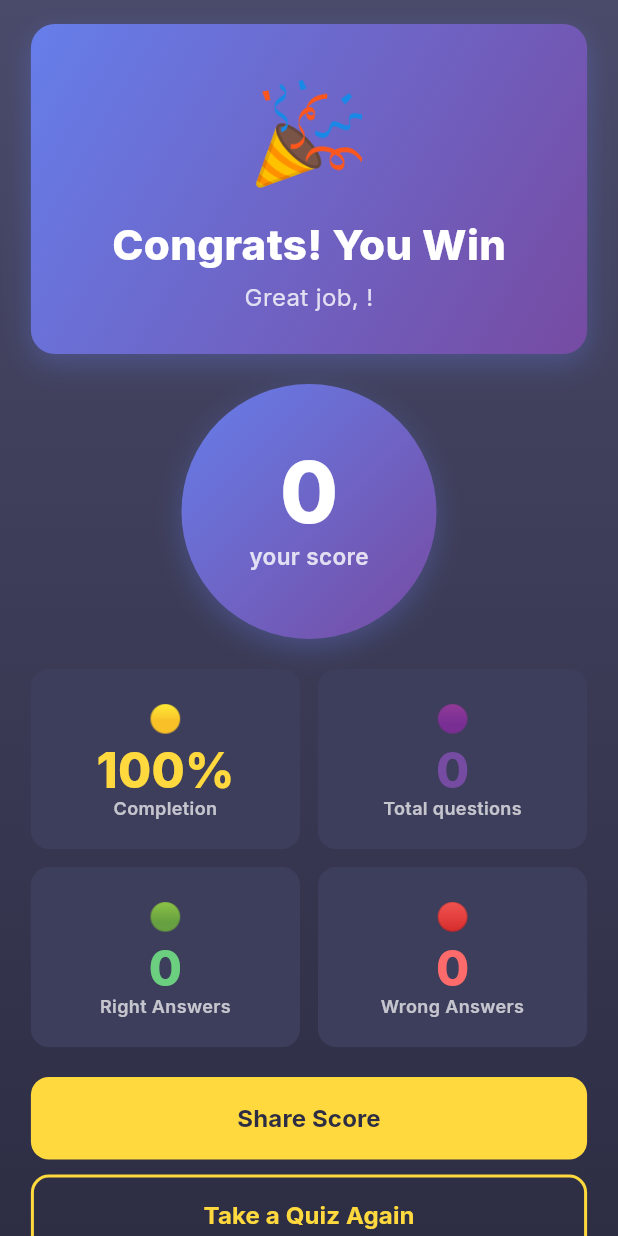
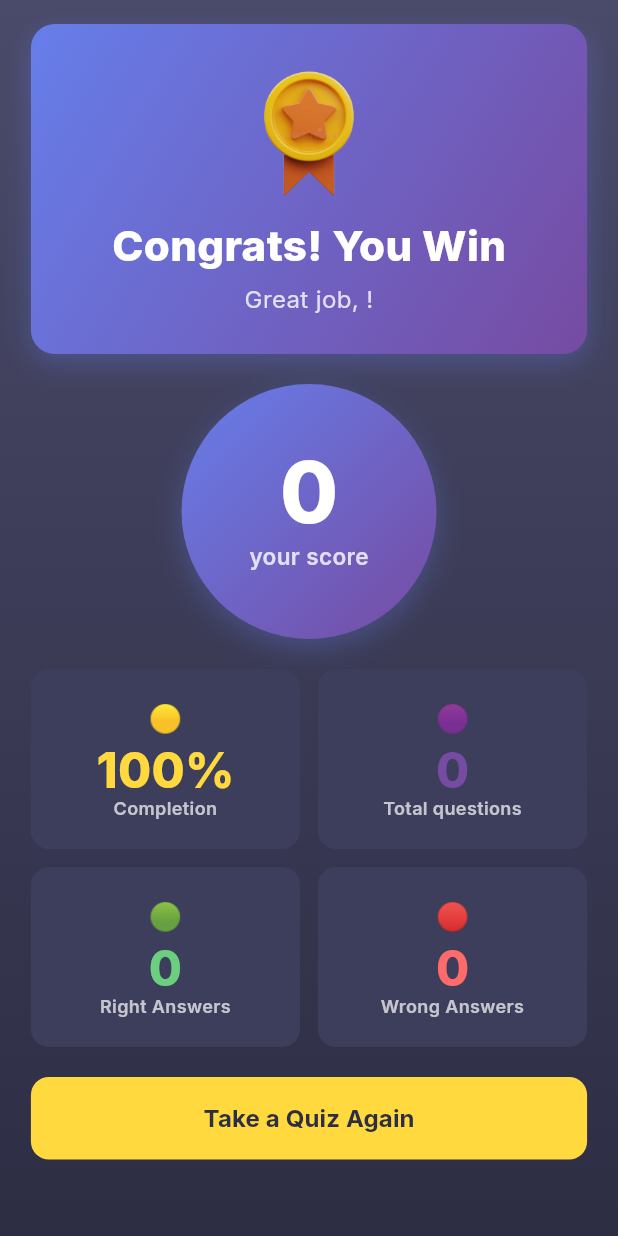
Before and after one commit to Ferarineyesh/231401095_Ferarine_UTS_PM4, a Flutter app: the ResultScreen screen opened by its route, on a phone screen of 412 x 824 dp. Run offline on Flutter 3.47's test engine with Material 3 defaults, Android fonts, the phone set to English and light mode, and no system bars.

Commit message:
revisi result

```diff
--- a/quiz_application/lib/screens/result_screens.dart
+++ b/quiz_application/lib/screens/result_screens.dart
@@ -68,7 +68,7 @@ class _ResultScreenState extends State<ResultScreen>
   void _retakeQuiz() {
     Navigator.pushNamedAndRemoveUntil(
       context,
-      '/',
+      '/quiz',
       (route) => false,
     );
   }
@@ -179,12 +179,11 @@ class _ResultScreenState extends State<ResultScreen>
             children: [
               ScaleTransition(
                 scale: _scaleAnimation,
-                child: Text(
-                  '🎉',
-                  style: TextStyle(
-                    fontSize:
-                        isVerySmallScreen ? 40 : (isSmallScreen ? 50 : 65),
-                  ),
+                child: Image.asset(
+                  'assets/images/scores.png',
+                  width: isVerySmallScreen ? 60 : (isSmallScreen ? 75 : 95),
+                  height: isVerySmallScreen ? 60 : (isSmallScreen ? 75 : 95),
+                  fit: BoxFit.contain,
                 ),
               ),
               SizedBox(height: isVerySmallScreen ? 4 : 8),
@@ -446,20 +445,10 @@ class _ResultScreenState extends State<ResultScreen>
     final buttonPadding = isVerySmallScreen ? 14.0 : 16.0;
     final fontSize = isVerySmallScreen ? 15.0 : 16.0;
 
-    return Column(
-      children: [
-        SizedBox(
+    return SizedBox(
       width: double.infinity,
       child: ElevatedButton(
-            onPressed: () {
-              ScaffoldMessenger.of(context).showSnackBar(
-                const SnackBar(
-                  content: Text('Share feature coming soon!'),
-                  backgroundColor: Color(0xFF667eea),
-                  duration: Duration(seconds: 2),
-                ),
-              );
-            },
+        onPressed: _retakeQuiz,
         style: ElevatedButton.styleFrom(
           backgroundColor: const Color(0xFFffd93d),
           foregroundColor: const Color(0xFF2d2d44),
@@ -470,31 +459,6 @@ class _ResultScreenState extends State<ResultScreen>
           elevation: 0,
         ),
         child: Text(
-              'Share Score',
-              style: TextStyle(
-                fontSize: fontSize,
-                fontWeight: FontWeight.w700,
-              ),
-            ),
-          ),
-        ),
-        const SizedBox(height: 10),
-        SizedBox(
-          width: double.infinity,
-          child: OutlinedButton(
-            onPressed: _retakeQuiz,
-            style: OutlinedButton.styleFrom(
-              foregroundColor: const Color(0xFFffd93d),
-              side: const BorderSide(
-                color: Color(0xFFffd93d),
-                width: 2,
-              ),
-              padding: EdgeInsets.symmetric(vertical: buttonPadding),
-              shape: RoundedRectangleBorder(
-                borderRadius: BorderRadius.circular(12),
-              ),
-            ),
-            child: Text(
           'Take a Quiz Again',
           style: TextStyle(
             fontSize: fontSize,
@@ -502,8 +466,6 @@ class _ResultScreenState extends State<ResultScreen>
           ),
         ),
       ),
-        ),
-      ],
     );
   }
 }
```
Lines whose indentation alone changed are shown as unchanged.
